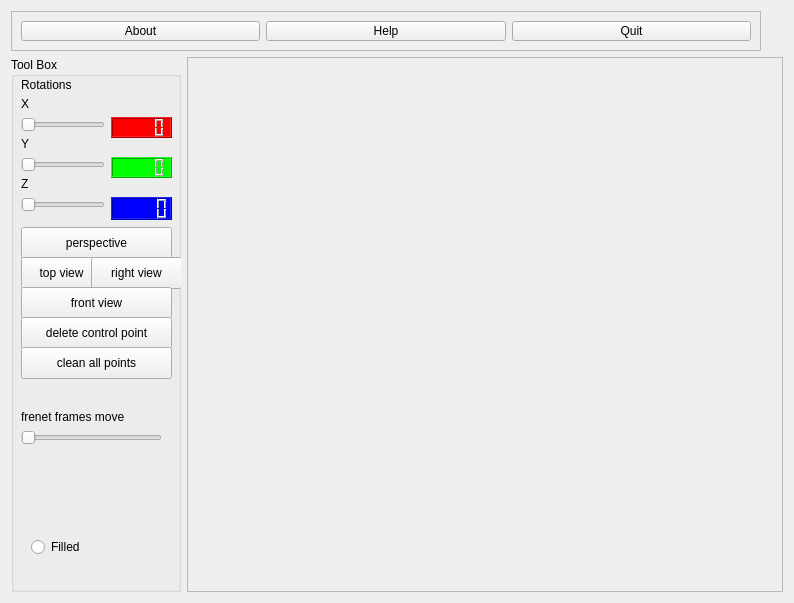
Before: the Qt Designer form MainWindow.ui in ThisIsGJ/QT_02, drawn with Qt 5.
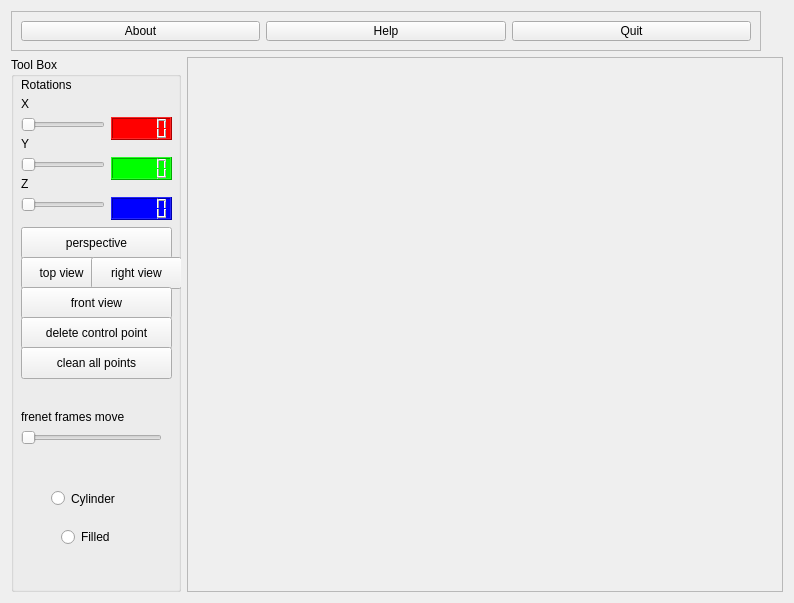
After: the same form once the commit is applied.

Commit message: almost finish draw cylinder

Diff of the .ui file:
```diff
--- a/MainWindow.ui
+++ b/MainWindow.ui
@@ -115,7 +115,7 @@
         <x>10</x>
         <y>80</y>
         <width>151</width>
-        <height>41</height>
+        <height>54</height>
        </rect>
       </property>
       <layout class="QFormLayout" name="formLayout">
@@ -154,7 +154,7 @@
         <x>10</x>
         <y>40</y>
         <width>151</width>
-        <height>41</height>
+        <height>54</height>
        </rect>
       </property>
       <layout class="QFormLayout" name="formLayout_2">
@@ -193,7 +193,7 @@
         <x>10</x>
         <y>120</y>
         <width>151</width>
-        <height>51</height>
+        <height>54</height>
        </rect>
       </property>
       <layout class="QFormLayout" name="formLayout_3">
@@ -229,8 +229,8 @@
      <widget class="QRadioButton" name="radioButton">
       <property name="geometry">
        <rect>
-        <x>20</x>
-        <y>480</y>
+        <x>50</x>
+        <y>470</y>
         <width>61</width>
         <height>20</height>
        </rect>
@@ -343,6 +343,19 @@
        <string>clean all points</string>
       </property>
      </widget>
+     <widget class="QRadioButton" name="radioButton_2">
+      <property name="geometry">
+       <rect>
+        <x>40</x>
+        <y>430</y>
+        <width>102</width>
+        <height>23</height>
+       </rect>
+      </property>
+      <property name="text">
+       <string>Cylinder</string>
+      </property>
+     </widget>
     </widget>
    </item>
   </layout>
```
Left out of the diff: 21 changed lines with no effect on the pictures. The commit also changes 5 other files.
